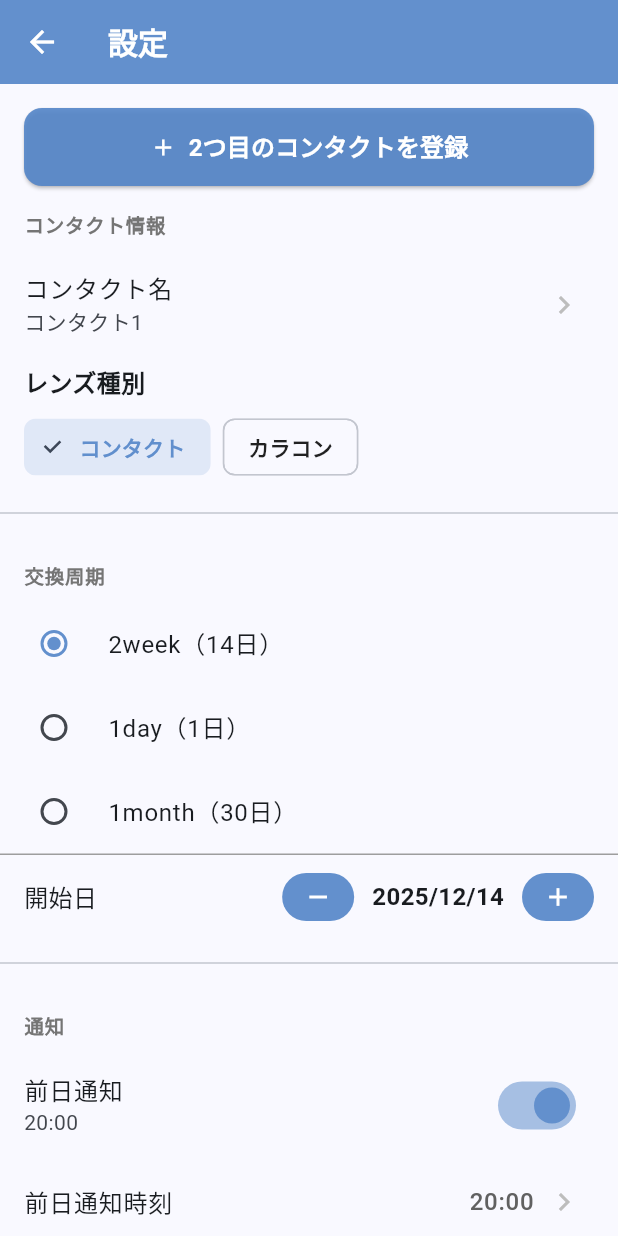
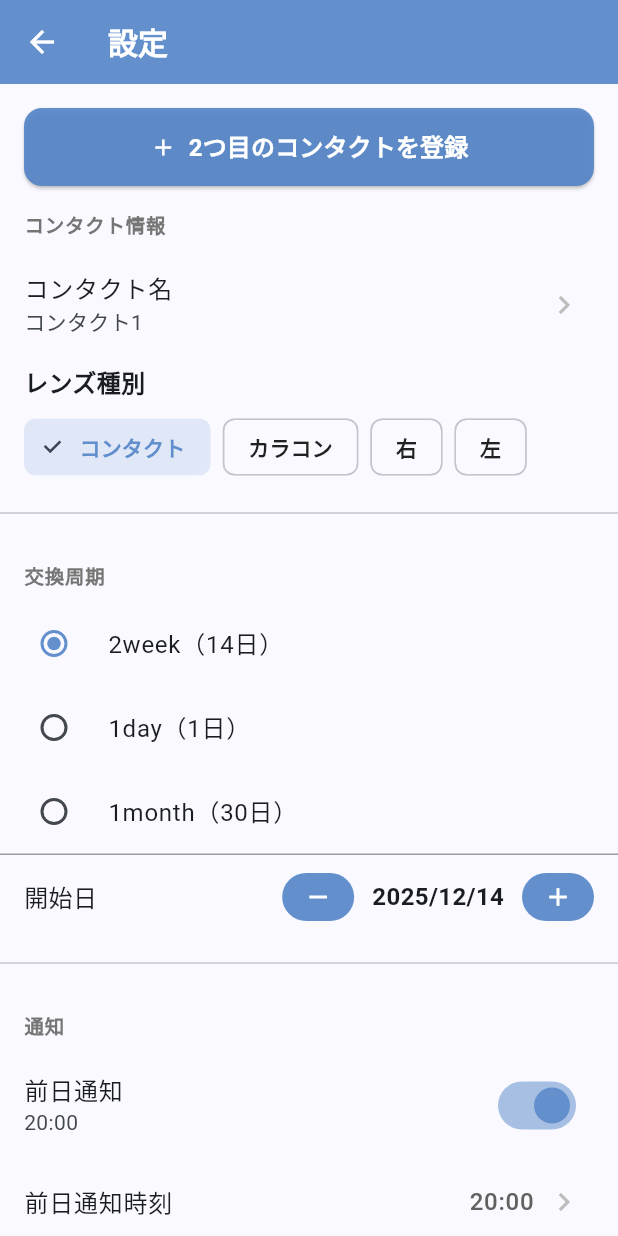
Before and after one commit to N-plus/contact_lens_management, a Flutter app: the screen it shows after launch, after a tap on the "settings" icon, on a phone screen of 412 x 824 dp. Run offline on Flutter 3.47's test engine with Material 3 defaults, Android fonts, the phone set to English and light mode, and no system bars; our stand-ins replace audioplayers, flutter_local_notifications, shared_preferences, timezone.

Commit message:
Add right and left lens types to settings

```diff
--- a/lib/main.dart
+++ b/lib/main.dart
@@ -1680,7 +1680,7 @@ class SettingsPage extends StatelessWidget {
                 ? '1month'
                 : '2week';
         final themeColor = state.themeColor;
-        const lensTypes = ['コンタクト', 'カラコン'];
+        const lensTypes = ['コンタクト', 'カラコン', '右', '左'];
         final hasSecondProfile = state.hasSecondProfile;
 
         return Scaffold(
```
